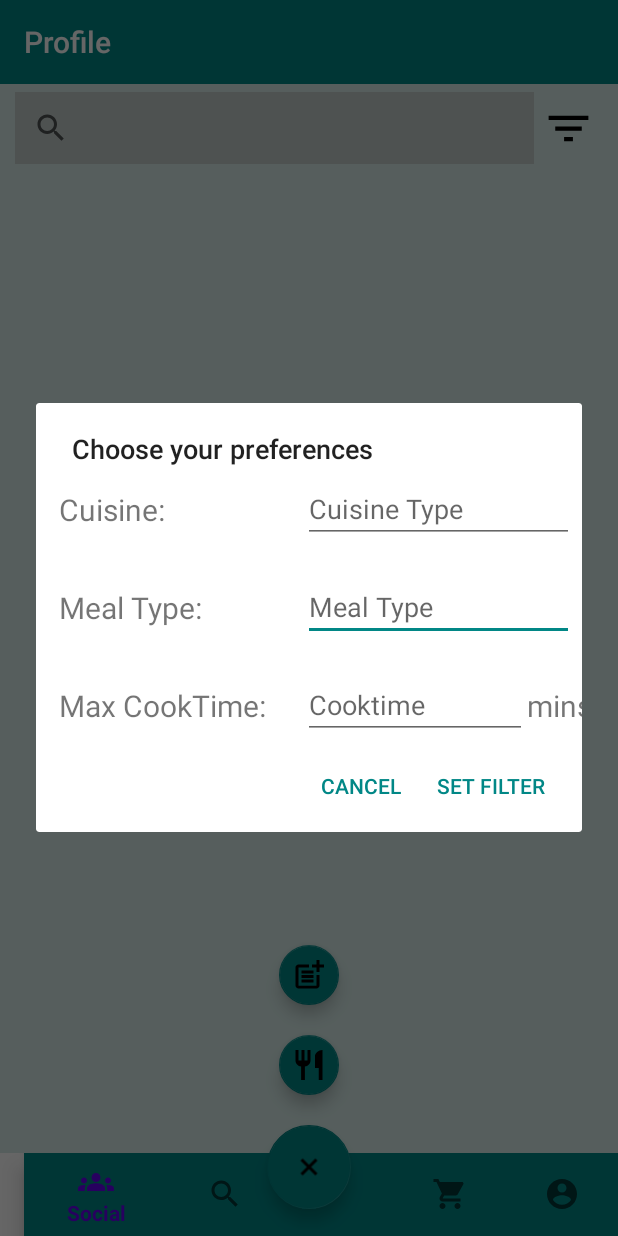
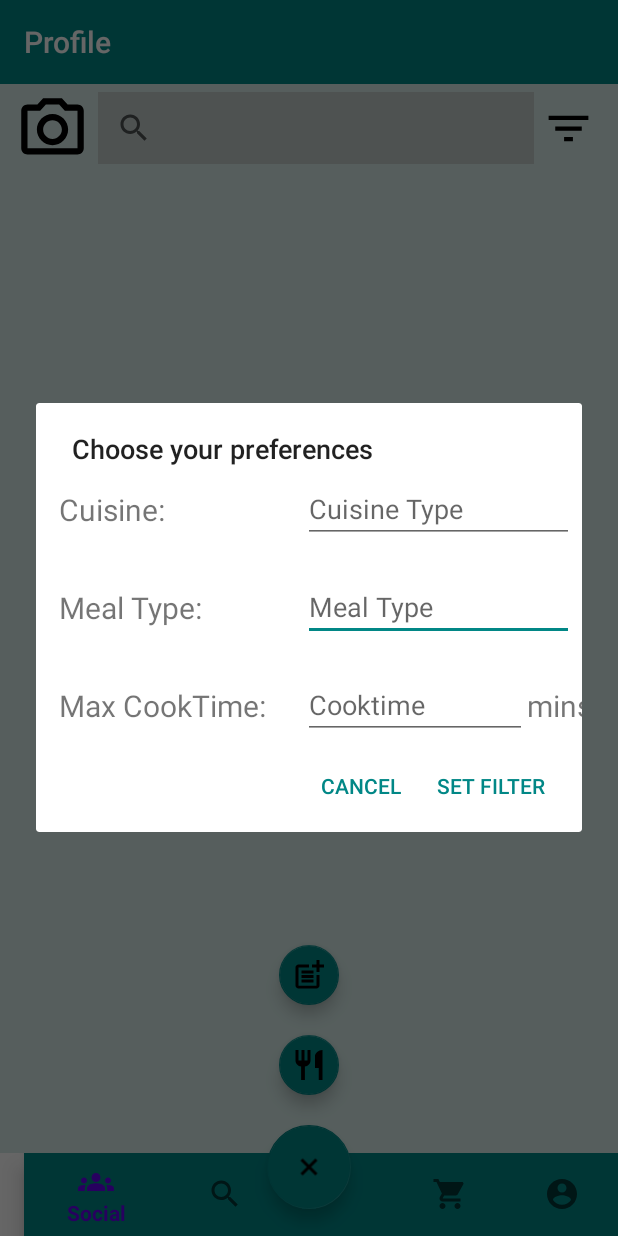
Before and after one commit to dyunus21/RecipeApp, an Android app: the RecipeSearchFragment screen opened through its navigation route, after a tap on an icon or button, on a phone screen of 412 x 824 dp. Run offline under Robolectric (Android 15) with nearby library versions, the phone set to English and light mode, and no system bars; our stand-ins replace data binding, navigation-ui; libraries missing offline, so code that uses them is left out: com.codepath.asynchttpclient, com.parse; pictures from the network do not load; 31 statements that could not run were skipped.

Commit message:
Added camera image button

```diff
--- a/app/src/main/java/com/example/recipeapp/fragments/RecipeSearchFragment.java
+++ b/app/src/main/java/com/example/recipeapp/fragments/RecipeSearchFragment.java
@@ -59,6 +59,7 @@ public class RecipeSearchFragment extends Fragment {
     public View onCreateView(LayoutInflater inflater, ViewGroup container,
                              Bundle savedInstanceState) {
         binding = FragmentRecipeSearchBinding.inflate(getLayoutInflater());
+        binding.setFragmentRecipeSearchController(this);
         return binding.getRoot();
     }
 
@@ -78,33 +79,8 @@ public class RecipeSearchFragment extends Fragment {
         binding.rvRecipes.setAdapter(adapter);
         GridLayoutManager gridLayoutManager = new GridLayoutManager(getContext(), 2);
         binding.rvRecipes.setLayoutManager(gridLayoutManager);
-        // TODO: Implement Endless Scrolling and Refresh
-        binding.swipeContainer.setOnRefreshListener(new SwipeRefreshLayout.OnRefreshListener() {
-            @Override
-            public void onRefresh() {
-                try {
-                    initializeScreen();
-                } catch (IOException e) {
-                    Log.e(TAG, "Unable to initialize screen");
-                }
-            }
-        });
-        try {
-            initializeScreen();
-        } catch (IOException e) {
-            Log.e(TAG, "Unable to initialize screen");
-        }
-        binding.swipeContainer.setColorSchemeResources(android.R.color.holo_blue_bright,
-                android.R.color.holo_green_light,
-                android.R.color.holo_orange_light,
-                android.R.color.holo_red_light);
+        setRefresh();
 
-        binding.ibFilter.setOnClickListener(new View.OnClickListener() {
-            @Override
-            public void onClick(View v) {
-                initFilterDialog();
-            }
-        });
         binding.svSearch.setOnQueryTextListener(new SearchView.OnQueryTextListener() {
             @Override
             public boolean onQueryTextSubmit(String query) {
@@ -126,7 +102,29 @@ public class RecipeSearchFragment extends Fragment {
         });
     }
 
-    private void initFilterDialog() {
+    private void setRefresh() {
+        binding.swipeContainer.setOnRefreshListener(new SwipeRefreshLayout.OnRefreshListener() {
+            @Override
+            public void onRefresh() {
+                try {
+                    initializeScreen();
+                } catch (IOException e) {
+                    Log.e(TAG, "Unable to initialize screen");
+                }
+            }
+        });
+        try {
+            initializeScreen();
+        } catch (IOException e) {
+            Log.e(TAG, "Unable to initialize screen");
+        }
+        binding.swipeContainer.setColorSchemeResources(android.R.color.holo_blue_bright,
+                android.R.color.holo_green_light,
+                android.R.color.holo_orange_light,
+                android.R.color.holo_red_light);
+    }
+
+    public void initFilterDialog() {
         View view = getLayoutInflater().inflate(R.layout.filter_dialog, null);
         MaterialAlertDialogBuilder alertDialog = new MaterialAlertDialogBuilder(getContext());
         final AutoCompleteTextView actvCuisine = view.findViewById(R.id.actvCuisine);
@@ -163,8 +161,6 @@ public class RecipeSearchFragment extends Fragment {
     }
 
     private void initializeScreen() throws IOException {
-
-        // TODO: if pull to refresh, change random recipes
         client.getRandomRecipes(new JsonHttpResponseHandler() {
             @Override
             public void onSuccess(int statusCode, Headers headers, JSON json) {
--- /dev/null
+++ b/app/src/main/res/drawable/ic_outline_photo_camera_24.xml
@@ -0,0 +1,5 @@
+<vector android:height="24dp" android:tint="#000000"
+    android:viewportHeight="24" android:viewportWidth="24"
+    android:width="24dp" xmlns:android="http://schemas.android.com/apk/res/android">
+    <path android:fillColor="@android:color/white" android:pathData="M14.12,4l1.83,2L20,6v12L4,18L4,6h4.05l1.83,-2h4.24M15,2L9,2L7.17,4L4,4c-1.1,0 -2,0.9 -2,2v12c0,1.1 0.9,2 2,2h16c1.1,0 2,-0.9 2,-2L22,6c0,-1.1 -0.9,-2 -2,-2h-3.17L15,2zM12,9c1.65,0 3,1.35 3,3s-1.35,3 -3,3 -3,-1.35 -3,-3 1.35,-3 3,-3m0,-2c-2.76,0 -5,2.24 -5,5s2.24,5 5,5 5,-2.24 5,-5 -2.24,-5 -5,-5z"/>
+</vector>
--- a/app/src/main/res/layout/fragment_recipe_search.xml
+++ b/app/src/main/res/layout/fragment_recipe_search.xml
@@ -1,11 +1,29 @@
 <?xml version="1.0" encoding="utf-8"?>
-<androidx.constraintlayout.widget.ConstraintLayout xmlns:android="http://schemas.android.com/apk/res/android"
+<layout xmlns:android="http://schemas.android.com/apk/res/android"
     xmlns:app="http://schemas.android.com/apk/res-auto"
-    xmlns:tools="http://schemas.android.com/tools"
+    xmlns:tools="http://schemas.android.com/tools">
+
+    <data>
+
+        <variable
+            name="fragmentRecipeSearchController"
+            type="com.example.recipeapp.fragments.RecipeSearchFragment" />
+    </data>
+
+    <androidx.constraintlayout.widget.ConstraintLayout
         android:layout_width="match_parent"
         android:layout_height="match_parent"
         android:background="#D7ECE9"
         tools:context=".fragments.RecipeSearchFragment">
+
+        <ImageButton
+            android:id="@+id/imageButton"
+            android:layout_width="50dp"
+            android:layout_height="50dp"
+            android:layout_marginStart="10dp"
+            android:background="@drawable/ic_outline_photo_camera_24"
+            app:layout_constraintStart_toStartOf="parent"
+            app:layout_constraintTop_toTopOf="@+id/svSearch" />
 
         <ImageButton
             android:id="@+id/ibFilter"
@@ -13,6 +31,7 @@
             android:layout_height="34dp"
             android:layout_marginEnd="15dp"
             android:background="@drawable/ic_baseline_filter_list_24"
+            android:onClick="@{(view)->fragmentRecipeSearchController.initFilterDialog()}"
             app:layout_constraintBottom_toBottomOf="@+id/svSearch"
             app:layout_constraintEnd_toEndOf="parent"
             app:layout_constraintTop_toTopOf="@+id/svSearch" />
@@ -21,13 +40,13 @@
             android:id="@+id/svSearch"
             android:layout_width="0dp"
             android:layout_height="wrap_content"
-        android:layout_marginStart="10dp"
+            android:layout_marginStart="5dp"
             android:layout_marginTop="5dp"
             android:layout_marginEnd="5dp"
             android:background="#C3CDCC"
             android:queryHint="Search for a recipe"
             app:layout_constraintEnd_toStartOf="@+id/ibFilter"
-        app:layout_constraintStart_toStartOf="parent"
+            app:layout_constraintStart_toEndOf="@+id/imageButton"
             app:layout_constraintTop_toTopOf="parent"
             tools:queryHint="Find a recipe..." />
 
@@ -53,5 +72,7 @@
                 app:layout_constraintEnd_toEndOf="parent"
                 app:layout_constraintStart_toStartOf="parent"
                 app:layout_constraintTop_toBottomOf="@+id/svSearch" />
+
         </androidx.swiperefreshlayout.widget.SwipeRefreshLayout>
     </androidx.constraintlayout.widget.ConstraintLayout>
+</layout>
```
Lines whose indentation alone changed are shown as unchanged.
